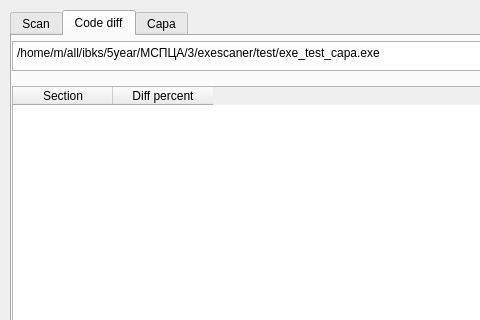
Old version of the form gui/main_window.ui in the repository maximss635/SPBPU-MSPZA; both pictures show x 0 to 480 and y 0 to 320 of the 1064 by 652 pixel window.
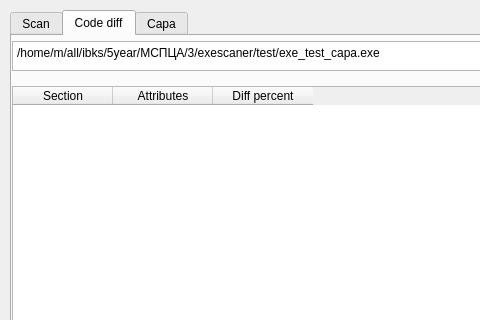
New version of the form. The open tabs and pages were chosen to show the change.

Commit message: add column attributes to tab codediff

Patch:
```diff
--- a/gui/main_window.ui
+++ b/gui/main_window.ui
@@ -223,6 +223,11 @@
         <string>Section</string>
        </property>
       </column>
+      <column>
+       <property name="text">
+        <string>Attributes</string>
+       </property>
+      </column>
       <column>
        <property name="text">
         <string>Diff percent</string>
```
Left out of the diff: 2 changed lines with no effect on the pictures. The commit also changes 4 other files.
